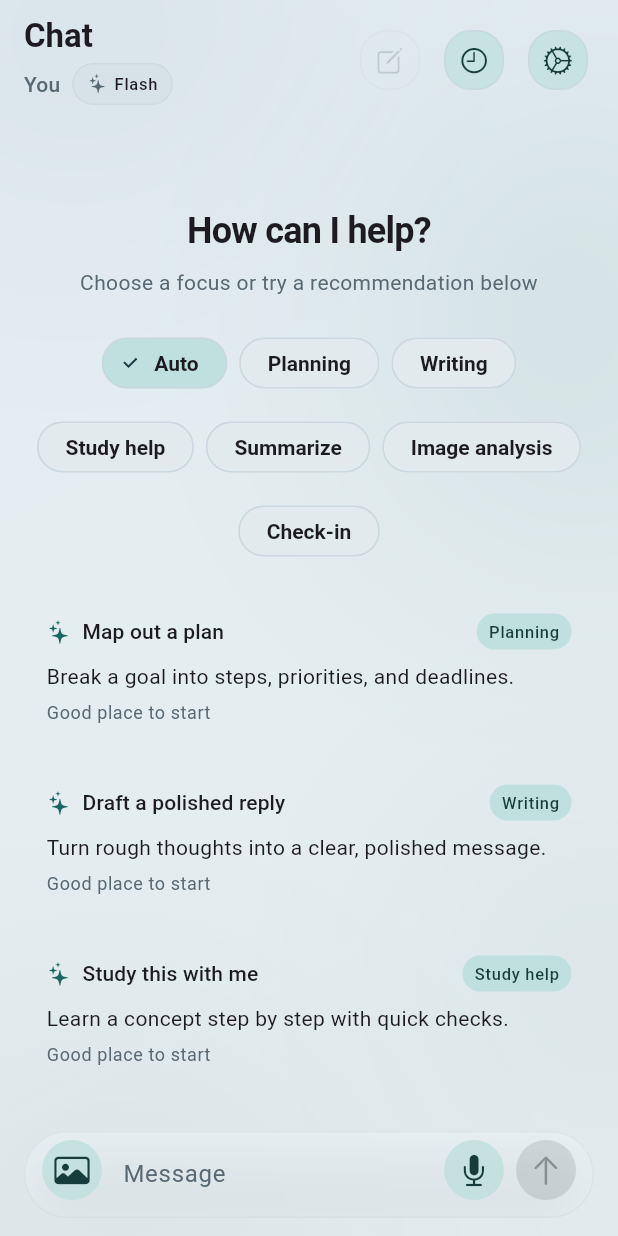
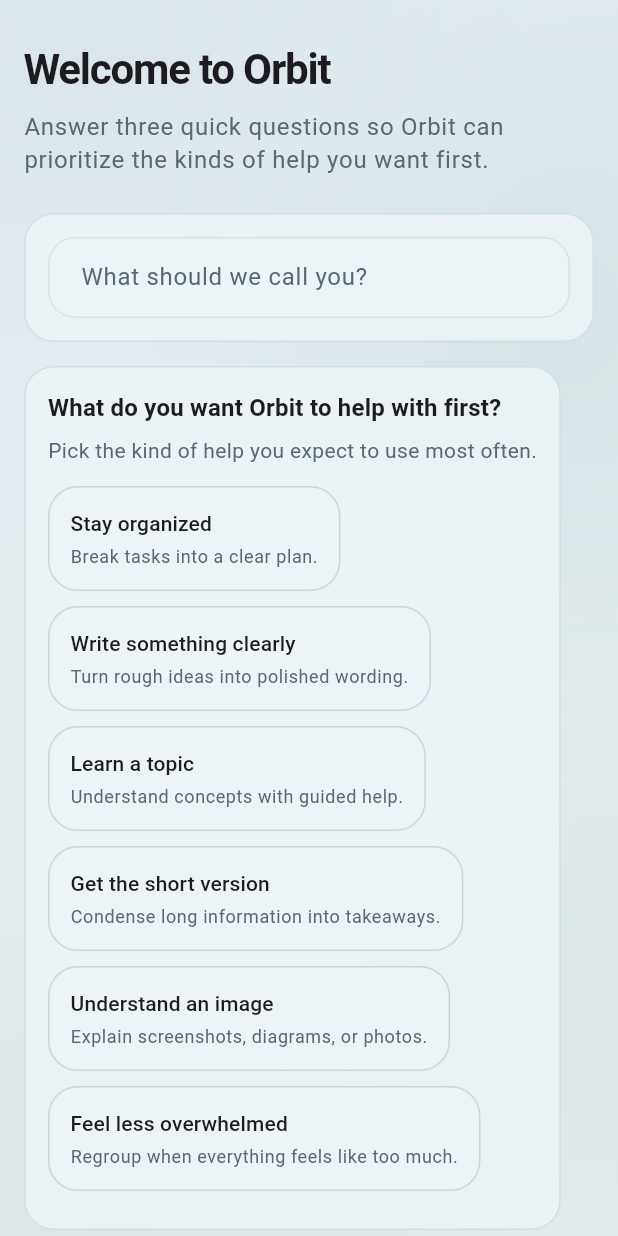
Before and after one commit to zian-zeng/orbit, a Flutter app: the screen it shows after launch, on a phone screen of 412 x 824 dp. Run offline on Flutter 3.47's test engine with Material 3 defaults, Android fonts, the phone set to English and light mode, and no system bars; our stand-ins replace flutter_dotenv, flutter_markdown, google_generative_ai, hive, hive_flutter, image_picker and 1 more; accounts and stored records are empty.

Commit message:
Personalize first-run prompts from signup answers
Add a first-run onboarding flow that scores the app's six support labels,
persists the full ranked preference list, and uses that ranking to steer the
empty-state recommendation cards.

The startup gate now distinguishes fresh installs from legacy users with prior
activity, and the test suite covers ranking, startup recovery, legacy upgrade
behavior, and recommendation ordering.

Constraint: Existing installs without a saved user profile must still open chat
Constraint: Reuse the current Hive-backed profile model and prompt router
Rejected: Save only the top three labels | weakens later routing and learning
Confidence: high
Scope-risk: moderate
Reversibility: clean
Directive: Keep the router returning a full recommendation set even when saved-label scores become strong matches
Tested: /Users/omtailor/sdk/flutter/bin/flutter test
Tested: /Users/omtailor/sdk/flutter/bin/flutter analyze
Not-tested: Manual device run of the onboarding flow on iOS or Android

```diff
--- a/lib/providers/user_profile_provider.dart
+++ b/lib/providers/user_profile_provider.dart
@@ -1,3 +1,5 @@
+import 'dart:developer';
+
 import 'package:flutter/material.dart';
 import 'package:chatbotapp/hive/boxes.dart';
 import 'package:chatbotapp/hive/user_model.dart';
@@ -8,11 +10,16 @@ class UserProfileProvider extends ChangeNotifier {
   String _name = 'You';
   String _imagePath = '';
   List<String> _preferredLabelKeys = [];
+  bool _isReady = false;
+  bool _shouldShowOnboarding = false;
 
   String get uid => _uid;
   String get name => _name.trim().isEmpty ? 'You' : _name.trim();
   String get firstName => name.split(' ').first;
   String get imagePath => _imagePath;
+  bool get isReady => _isReady;
+  bool get hasCompletedOnboarding => _uid.trim().isNotEmpty;
+  bool get shouldShowOnboarding => _shouldShowOnboarding;
   List<String> get preferredLabelKeys =>
       List<String>.unmodifiable(_preferredLabelKeys);
   bool get hasImage => _imagePath.trim().isNotEmpty;
@@ -27,19 +34,29 @@ class UserProfileProvider extends ChangeNotifier {
     return '${parts.first[0]}${parts.last[0]}'.toUpperCase();
   }
 
-  Future<void> loadUser() async {
-    final userBox = Boxes.getUser();
-    if (userBox.isEmpty) {
+  void _resetProfile({required bool shouldShowOnboarding}) {
     _uid = '';
     _name = 'You';
     _imagePath = '';
     _preferredLabelKeys = [];
-      notifyListeners();
+    _shouldShowOnboarding = shouldShowOnboarding;
+  }
+
+  bool _hasLegacyActivity() {
+    return Boxes.getChatHistory().isNotEmpty || Boxes.getSettings().isNotEmpty;
+  }
+
+  Future<void> loadUser() async {
+    try {
+      final userBox = Boxes.getUser();
+      if (userBox.isEmpty) {
+        _resetProfile(shouldShowOnboarding: !_hasLegacyActivity());
         return;
       }
 
       final user = userBox.getAt(0);
       if (user == null) {
+        _resetProfile(shouldShowOnboarding: !_hasLegacyActivity());
         return;
       }
 
@@ -47,7 +64,18 @@ class UserProfileProvider extends ChangeNotifier {
       _name = user.name;
       _imagePath = user.image;
       _preferredLabelKeys = List<String>.from(user.preferredLabels);
+      _shouldShowOnboarding = false;
+    } catch (error, stackTrace) {
+      _resetProfile(shouldShowOnboarding: false);
+      log(
+        'Failed to load user profile',
+        error: error,
+        stackTrace: stackTrace,
+      );
+    } finally {
+      _isReady = true;
       notifyListeners();
+    }
   }
 
   Future<void> saveProfile({
@@ -74,6 +102,8 @@ class UserProfileProvider extends ChangeNotifier {
     _name = user.name;
     _imagePath = user.image;
     _preferredLabelKeys = List<String>.from(user.preferredLabels);
+    _isReady = true;
+    _shouldShowOnboarding = false;
     notifyListeners();
   }
 
@@ -86,9 +116,6 @@ class UserProfileProvider extends ChangeNotifier {
       labelKey,
       ..._preferredLabelKeys.where((existing) => existing != labelKey),
     ];
-    if (updated.length > 4) {
-      updated.removeRange(4, updated.length);
-    }
 
     await saveProfile(
       name: _name,
--- a/lib/screens/home_screen.dart
+++ b/lib/screens/home_screen.dart
@@ -1,11 +1,26 @@
 import 'package:flutter/material.dart';
 import 'package:chatbotapp/screens/chat_screen.dart';
+import 'package:chatbotapp/screens/onboarding_screen.dart';
+import 'package:chatbotapp/providers/user_profile_provider.dart';
+import 'package:provider/provider.dart';
 
 class HomeScreen extends StatelessWidget {
   const HomeScreen({super.key});
 
   @override
   Widget build(BuildContext context) {
+    final userProfile = context.watch<UserProfileProvider>();
+
+    if (!userProfile.isReady) {
+      return const Scaffold(
+        body: Center(child: CircularProgressIndicator()),
+      );
+    }
+
+    if (userProfile.shouldShowOnboarding) {
+      return const OnboardingScreen();
+    }
+
     return const ChatScreen();
   }
 }
--- /dev/null
+++ b/lib/screens/onboarding_screen.dart
@@ -0,0 +1,262 @@
+import 'package:chatbotapp/models/prompt_recommendation.dart';
+import 'package:chatbotapp/providers/user_profile_provider.dart';
+import 'package:chatbotapp/services/onboarding_label_ranker.dart';
+import 'package:chatbotapp/utilities/app_snackbar.dart';
+import 'package:chatbotapp/widgets/app_screen_scaffold.dart';
+import 'package:flutter/material.dart';
+import 'package:provider/provider.dart';
+
+class OnboardingScreen extends StatefulWidget {
+  const OnboardingScreen({super.key});
+
+  @override
+  State<OnboardingScreen> createState() => _OnboardingScreenState();
+}
+
+class _OnboardingScreenState extends State<OnboardingScreen> {
+  final TextEditingController _nameController = TextEditingController();
+  final Map<String, String> _answers = <String, String>{};
+  bool _isSaving = false;
+
+  @override
+  void dispose() {
+    _nameController.dispose();
+    super.dispose();
+  }
+
+  bool get _canContinue =>
+      _nameController.text.trim().isNotEmpty &&
+      onboardingQuestions
+          .every((question) => _answers.containsKey(question.id));
+
+  List<SupportLabel> get _rankedLabels {
+    if (!_canContinue) {
+      return const <SupportLabel>[];
+    }
+
+    return rankSupportLabels(
+      OnboardingAnswers(
+        primaryGoalId: _answers['primary_goal']!,
+        responseStyleId: _answers['response_style']!,
+        blockerId: _answers['blocker']!,
+      ),
+    );
+  }
+
+  Future<void> _save() async {
+    if (!_canContinue || _isSaving) {
+      return;
+    }
+
+    setState(() {
+      _isSaving = true;
+    });
+
+    try {
+      await context.read<UserProfileProvider>().saveProfile(
+            name: _nameController.text,
+            imagePath: '',
+            preferredLabelKeys: _rankedLabels
+                .map((label) => label.storageKey)
+                .toList(growable: false),
+          );
+    } catch (_) {
+      if (!mounted) {
+        return;
+      }
+      showAppSnackBar(context, 'Could not finish setup');
+      setState(() {
+        _isSaving = false;
+      });
+      return;
+    }
+
+    if (!mounted) {
+      return;
+    }
+
+    setState(() {
+      _isSaving = false;
+    });
+  }
+
+  @override
+  Widget build(BuildContext context) {
+    final colorScheme = Theme.of(context).colorScheme;
+
+    return AppScreenScaffold(
+      padding: const EdgeInsets.fromLTRB(16, 12, 16, 0),
+      child: SingleChildScrollView(
+        child: Column(
+          crossAxisAlignment: CrossAxisAlignment.start,
+          children: [
+            const SizedBox(height: 16),
+            Text(
+              'Welcome to Orbit',
+              style: Theme.of(context).textTheme.headlineMedium?.copyWith(
+                    fontWeight: FontWeight.w700,
+                  ),
+            ),
+            const SizedBox(height: 10),
+            Text(
+              'Answer three quick questions so Orbit can prioritize the kinds of help you want first.',
+              style: Theme.of(context).textTheme.bodyLarge?.copyWith(
+                    color: colorScheme.onSurfaceVariant,
+                  ),
+            ),
+            const SizedBox(height: 24),
+            Card(
+              child: Padding(
+                padding: const EdgeInsets.all(16),
+                child: TextField(
+                  controller: _nameController,
+                  textCapitalization: TextCapitalization.words,
+                  onChanged: (_) => setState(() {}),
+                  decoration: const InputDecoration(
+                    labelText: 'What should we call you?',
+                    hintText: 'Taylor',
+                  ),
+                ),
+              ),
+            ),
+            const SizedBox(height: 16),
+            ...onboardingQuestions.map(
+              (question) => Padding(
+                padding: const EdgeInsets.only(bottom: 16),
+                child: _QuestionCard(
+                  question: question,
+                  selectedOptionId: _answers[question.id],
+                  onSelected: (optionId) {
+                    setState(() {
+                      _answers[question.id] = optionId;
+                    });
+                  },
+                ),
+              ),
+            ),
+            if (_rankedLabels.isNotEmpty)
+              Card(
+                child: Padding(
+                  padding: const EdgeInsets.all(16),
+                  child: Column(
+                    crossAxisAlignment: CrossAxisAlignment.start,
+                    children: [
+                      Text(
+                        'Your starting focus',
+                        style: Theme.of(context).textTheme.titleMedium,
+                      ),
+                      const SizedBox(height: 8),
+                      Wrap(
+                        spacing: 8,
+                        runSpacing: 8,
+                        children: _rankedLabels
+                            .take(3)
+                            .map(
+                              (label) => Chip(
+                                label: Text(label.displayName),
+                              ),
+                            )
+                            .toList(growable: false),
+                      ),
+                    ],
+                  ),
+                ),
+              ),
+            const SizedBox(height: 10),
+            SizedBox(
+              width: double.infinity,
+              child: FilledButton(
+                onPressed: _canContinue && !_isSaving ? _save : null,
+                child: Text(_isSaving ? 'Saving...' : 'Continue'),
+              ),
+            ),
+            SizedBox(height: homeIndicatorSpacing(context, base: 20)),
+          ],
+        ),
+      ),
+    );
+  }
+}
+
+class _QuestionCard extends StatelessWidget {
+  const _QuestionCard({
+    required this.question,
+    required this.selectedOptionId,
+    required this.onSelected,
+  });
+
+  final OnboardingQuestion question;
+  final String? selectedOptionId;
+  final ValueChanged<String> onSelected;
+
+  @override
+  Widget build(BuildContext context) {
+    final colorScheme = Theme.of(context).colorScheme;
+
+    return Card(
+      child: Padding(
+        padding: const EdgeInsets.all(16),
+        child: Column(
+          crossAxisAlignment: CrossAxisAlignment.start,
+          children: [
+            Text(
+              question.title,
+              style: Theme.of(context).textTheme.titleMedium,
+            ),
+            const SizedBox(height: 6),
+            Text(
+              question.description,
+              style: Theme.of(context).textTheme.bodyMedium?.copyWith(
+                    color: colorScheme.onSurfaceVariant,
+                  ),
+            ),
+            const SizedBox(height: 14),
+            ...question.options.map(
+              (option) => Padding(
+                padding: const EdgeInsets.only(bottom: 10),
+                child: InkWell(
+                  borderRadius: BorderRadius.circular(20),
+                  onTap: () => onSelected(option.id),
+                  child: Ink(
+                    decoration: BoxDecoration(
+                      borderRadius: BorderRadius.circular(20),
+                      border: Border.all(
+                        color: selectedOptionId == option.id
+                            ? colorScheme.primary
+                            : colorScheme.outlineVariant,
+                        width: selectedOptionId == option.id ? 1.8 : 1,
+                      ),
+                      color: selectedOptionId == option.id
+                          ? colorScheme.primaryContainer.withValues(alpha: 0.6)
+                          : colorScheme.surfaceContainerLow,
+                    ),
+                    child: Padding(
+                      padding: const EdgeInsets.all(14),
+                      child: Column(
+                        crossAxisAlignment: CrossAxisAlignment.start,
+                        children: [
+                          Text(
+                            option.title,
+                            style: Theme.of(context).textTheme.titleSmall,
+                          ),
+                          const SizedBox(height: 4),
+                          Text(
+                            option.description,
+                            style:
+                                Theme.of(context).textTheme.bodySmall?.copyWith(
+                                      color: colorScheme.onSurfaceVariant,
+                                    ),
+                          ),
+                        ],
+                      ),
+                    ),
+                  ),
+                ),
+              ),
+            ),
+          ],
+        ),
+      ),
+    );
+  }
+}
--- /dev/null
+++ b/lib/services/onboarding_label_ranker.dart
@@ -0,0 +1,268 @@
+import 'package:chatbotapp/models/prompt_recommendation.dart';
+
+class OnboardingAnswers {
+  const OnboardingAnswers({
+    required this.primaryGoalId,
+    required this.responseStyleId,
+    required this.blockerId,
+  });
+
+  final String primaryGoalId;
+  final String responseStyleId;
+  final String blockerId;
+}
+
+class OnboardingQuestion {
+  const OnboardingQuestion({
+    required this.id,
+    required this.title,
+    required this.description,
+    required this.options,
+  });
+
+  final String id;
+  final String title;
+  final String description;
+  final List<OnboardingOption> options;
+}
+
+class OnboardingOption {
+  const OnboardingOption({
+    required this.id,
+    required this.title,
+    required this.description,
+    required this.labelWeights,
+  });
+
+  final String id;
+  final String title;
+  final String description;
+  final Map<SupportLabel, int> labelWeights;
+}
+
+const onboardingQuestions = <OnboardingQuestion>[
+  OnboardingQuestion(
+    id: 'primary_goal',
+    title: 'What do you want Orbit to help with first?',
+    description: 'Pick the kind of help you expect to use most often.',
+    options: [
+      OnboardingOption(
+        id: 'stay_organized',
+        title: 'Stay organized',
+        description: 'Break tasks into a clear plan.',
+        labelWeights: {
+          SupportLabel.planning: 6,
+          SupportLabel.summarization: 2,
+          SupportLabel.wellbeingCheckIn: 1,
+        },
+      ),
+      OnboardingOption(
+        id: 'write_something_clear',
+        title: 'Write something clearly',
+        description: 'Turn rough ideas into polished wording.',
+        labelWeights: {
+          SupportLabel.writing: 6,
+          SupportLabel.summarization: 2,
+          SupportLabel.planning: 1,
+        },
+      ),
+      OnboardingOption(
+        id: 'learn_a_topic',
+        title: 'Learn a topic',
+        description: 'Understand concepts with guided help.',
+        labelWeights: {
+          SupportLabel.studyHelp: 6,
+          SupportLabel.planning: 1,
+          SupportLabel.summarization: 1,
+        },
+      ),
+      OnboardingOption(
+        id: 'get_the_short_version',
+        title: 'Get the short version',
+        description: 'Condense long information into takeaways.',
+        labelWeights: {
+          SupportLabel.summarization: 6,
+          SupportLabel.writing: 1,
+          SupportLabel.studyHelp: 1,
+        },
+      ),
+      OnboardingOption(
+        id: 'understand_an_image',
+        title: 'Understand an image',
+        description: 'Explain screenshots, diagrams, or photos.',
+        labelWeights: {
+          SupportLabel.imageAnalysis: 6,
+          SupportLabel.summarization: 1,
+          SupportLabel.studyHelp: 1,
+        },
+      ),
+      OnboardingOption(
+        id: 'feel_less_overwhelmed',
+        title: 'Feel less overwhelmed',
+        description: 'Regroup when everything feels like too much.',
+        labelWeights: {
+          SupportLabel.wellbeingCheckIn: 6,
+          SupportLabel.planning: 1,
+          SupportLabel.summarization: 1,
+        },
+      ),
+    ],
+  ),
+  OnboardingQuestion(
+    id: 'response_style',
+    title: 'What kind of response feels most useful?',
+    description: 'Choose the format you want the app to bias toward.',
+    options: [
+      OnboardingOption(
+        id: 'clear_steps',
+        title: 'Clear steps',
+        description: 'Give me a practical sequence to follow.',
+        labelWeights: {
+          SupportLabel.planning: 4,
+          SupportLabel.studyHelp: 2,
+        },
+      ),
+      OnboardingOption(
+        id: 'polished_words',
+        title: 'Polished wording',
+        description: 'Help me sound clear and professional.',
+        labelWeights: {
+          SupportLabel.writing: 4,
+          SupportLabel.summarization: 1,
+        },
+      ),
+      OnboardingOption(
+        id: 'teach_me',
+        title: 'Teach me',
+        description: 'Walk me through it like a coach or tutor.',
+        labelWeights: {
+          SupportLabel.studyHelp: 4,
+          SupportLabel.planning: 1,
+        },
+      ),
+      OnboardingOption(
+        id: 'concise_takeaways',
+        title: 'Concise takeaways',
+        description: 'Lead with the main points and trim the rest.',
+        labelWeights: {
+          SupportLabel.summarization: 4,
+          SupportLabel.writing: 1,
+        },
+      ),
+      OnboardingOption(
+        id: 'visual_breakdown',
+        title: 'Visual breakdown',
+        description: 'Explain what matters in screenshots and diagrams.',
+        labelWeights: {
+          SupportLabel.imageAnalysis: 4,
+          SupportLabel.studyHelp: 1,
+        },
+      ),
+      OnboardingOption(
+        id: 'steady_support',
+        title: 'Steady support',
+        description: 'Keep it calm, grounding, and manageable.',
+        labelWeights: {
+          SupportLabel.wellbeingCheckIn: 4,
+          SupportLabel.planning: 1,
+        },
+      ),
+    ],
+  ),
+  OnboardingQuestion(
+    id: 'blocker',
+    title: 'What slows you down most right now?',
+    description: 'This gives Orbit a better starting signal.',
+    options: [
+      OnboardingOption(
+        id: 'too_many_tasks',
+        title: 'Too many tasks',
+        description: 'I need help deciding what to do first.',
+        labelWeights: {
+          SupportLabel.planning: 5,
+          SupportLabel.wellbeingCheckIn: 1,
+        },
+      ),
+      OnboardingOption(
+        id: 'blank_page',
+        title: 'Blank page',
+        description: 'Starting emails, essays, and messages is the hard part.',
+        labelWeights: {
+          SupportLabel.writing: 5,
+          SupportLabel.summarization: 1,
+        },
+      ),
+      OnboardingOption(
+        id: 'hard_to_understand',
+        title: 'Hard to understand',
+        description: 'Dense material is slowing me down.',
+        labelWeights: {
+          SupportLabel.studyHelp: 5,
+          SupportLabel.summarization: 1,
+        },
+      ),
+      OnboardingOption(
+        id: 'buried_in_notes',
+        title: 'Buried in notes',
+        description: 'I need help pulling out the main points.',
+        labelWeights: {
+          SupportLabel.summarization: 5,
+          SupportLabel.planning: 1,
+        },
+      ),
+      OnboardingOption(
+        id: 'screenshot_confusion',
+        title: 'Screenshot confusion',
+        description: 'Images and diagrams need explanation.',
+        labelWeights: {
+          SupportLabel.imageAnalysis: 5,
+          SupportLabel.studyHelp: 1,
+        },
+      ),
+      OnboardingOption(
+        id: 'stress_spiral',
+        title: 'Stress spiral',
+        description: 'Overwhelm makes it harder to begin anything.',
+        labelWeights: {
+          SupportLabel.wellbeingCheckIn: 5,
+          SupportLabel.planning: 1,
+        },
+      ),
+    ],
+  ),
+];
+
+List<SupportLabel> rankSupportLabels(OnboardingAnswers answers) {
+  final scores = <SupportLabel, int>{
+    for (final label in SupportLabel.values) label: 0,
+  };
+
+  final selectedOptions = [
+    _findOption('primary_goal', answers.primaryGoalId),
+    _findOption('response_style', answers.responseStyleId),
+    _findOption('blocker', answers.blockerId),
+  ];
+
+  for (final option in selectedOptions) {
+    for (final entry in option.labelWeights.entries) {
+      scores[entry.key] = (scores[entry.key] ?? 0) + entry.value;
+    }
+  }
+
+  final ranked = SupportLabel.values.toList(growable: false);
+  ranked.sort((left, right) {
+    final scoreDelta = (scores[right] ?? 0) - (scores[left] ?? 0);
+    if (scoreDelta != 0) {
+      return scoreDelta;
+    }
+    return left.index.compareTo(right.index);
+  });
+  return ranked;
+}
+
+OnboardingOption _findOption(String questionId, String optionId) {
+  final question = onboardingQuestions.firstWhere(
+    (item) => item.id == questionId,
+  );
+  return question.options.firstWhere((option) => option.id == optionId);
+}
```
Also changed, not shown: lib/services/prompt_router.dart (+18 -3 lines), 5 other files. Lines whose indentation alone changed are shown as unchanged.
